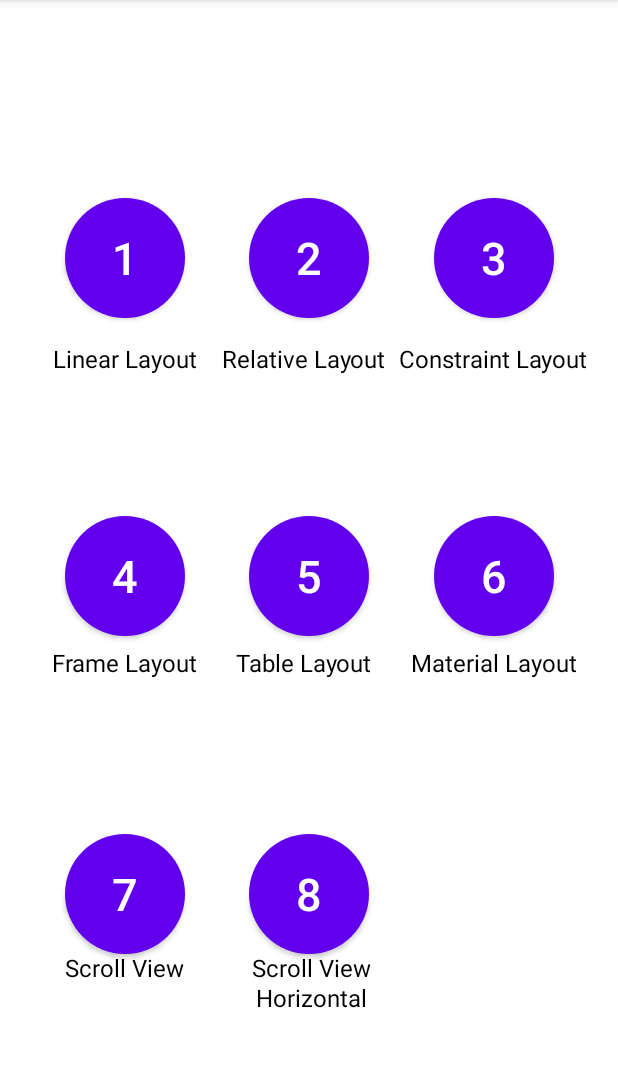
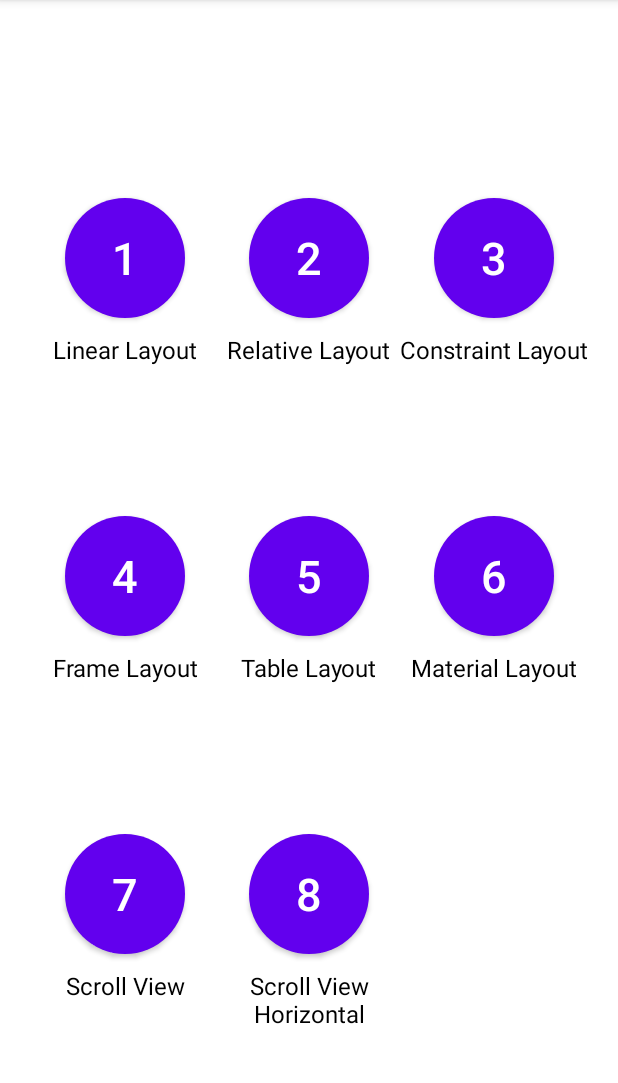
Before and after one commit to arfphp/Akbar-Ramadhani-Firdaus_E41210766_B_Mobile, an Android app: the screen it shows after launch (MainActivity), on a phone screen of 412 x 824 dp, the part 84-1167 px from its top. Run offline under Robolectric (Android 15) with nearby library versions, the phone set to English and light mode, and no system bars.

Commit message:
Fixed Bug

```diff
--- a/Minggu_2/app/src/main/java/com/example/belajarlayouting/MainActivity.java
+++ b/Minggu_2/app/src/main/java/com/example/belajarlayouting/MainActivity.java
@@ -46,4 +46,5 @@ public class MainActivity extends AppCompatActivity {
         Intent intent = new Intent(MainActivity.this, HorizontalScrollViewLayout.class);
         startActivity(intent);
     }
+
 }
--- a/Minggu_2/app/src/main/res/layout/activity_main.xml
+++ b/Minggu_2/app/src/main/res/layout/activity_main.xml
@@ -5,8 +5,7 @@
     android:layout_width="match_parent"
     android:layout_height="match_parent"
     tools:context=".MainActivity"
-    android:background="#FFFFFF"
-    android:backgroundTint="@color/white">
+    android:background="#FFFFFF">
     <androidx.constraintlayout.widget.ConstraintLayout
         android:layout_width="match_parent"
         android:layout_height="match_parent">
@@ -106,126 +105,124 @@
             android:text="7"
             android:textSize="30dp"
             android:onClick="ScrollV"></Button>
+
         <TextView
             android:id="@+id/LinearLayout"
             android:layout_width="wrap_content"
             android:layout_height="wrap_content"
             android:text="Linear Layout"
+            android:textColor="#000000"
+            android:textSize="16dp"
+            app:layout_constraintEnd_toEndOf="@+id/btn1"
+            app:layout_constraintStart_toStartOf="@+id/btn1"
+            app:layout_constraintTop_toBottomOf="@+id/btn1"
             tools:ignore="MissingConstraints"
-            app:layout_constraintBottom_toBottomOf="parent"
-            app:layout_constraintEnd_toStartOf="@id/btn5"
-            app:layout_constraintStart_toStartOf="parent"
-            app:layout_constraintTop_toTopOf="parent"
-            android:layout_marginBottom="290dp"
-            android:textSize="16dp"
-            android:textColor="#000000"/>
+            android:layout_marginTop="10dp"/>
+
         <TextView
             android:id="@+id/RelativeLayout"
             android:layout_width="wrap_content"
             android:layout_height="wrap_content"
             android:text="Relative Layout"
+            android:textColor="#000000"
+            android:textSize="16dp"
+            app:layout_constraintEnd_toEndOf="@+id/btn2"
+            app:layout_constraintStart_toStartOf="@+id/btn2"
+            app:layout_constraintTop_toBottomOf="@+id/btn2"
             tools:ignore="MissingConstraints"
-            app:layout_constraintBottom_toBottomOf="parent"
-            app:layout_constraintEnd_toEndOf="parent"
-            app:layout_constraintStart_toEndOf="@id/btn4"
-            app:layout_constraintTop_toTopOf="parent"
-            android:layout_marginBottom="290dp"
-            android:layout_marginRight="130dp"
-            android:textSize="16dp"
-            android:textColor="#000000"/>
+            android:layout_marginTop="10dp"/>
+
         <TextView
             android:id="@+id/ConstraintLayout"
             android:layout_width="wrap_content"
             android:layout_height="wrap_content"
             android:text="Constraint Layout"
+            android:textColor="#000000"
+            android:textSize="16dp"
+            app:layout_constraintEnd_toEndOf="@+id/btn3"
+            app:layout_constraintStart_toStartOf="@+id/btn3"
+            app:layout_constraintTop_toBottomOf="@+id/btn3"
             tools:ignore="MissingConstraints"
-            app:layout_constraintBottom_toBottomOf="parent"
-            app:layout_constraintEnd_toEndOf="parent"
-            app:layout_constraintStart_toEndOf="@id/btn5"
-            app:layout_constraintTop_toTopOf="parent"
-            android:layout_marginBottom="290dp"
-            android:textSize="16dp"
-            android:textColor="#000000"/>
+            android:layout_marginTop="10dp"/>
+
         <TextView
             android:id="@+id/FrameLayout"
             android:layout_width="wrap_content"
             android:layout_height="wrap_content"
+            android:layout_marginTop="10dp"
             android:text="Frame Layout"
-            tools:ignore="MissingConstraints"
-            app:layout_constraintBottom_toBottomOf="parent"
-            app:layout_constraintEnd_toStartOf="@id/btn8"
-            app:layout_constraintStart_toStartOf="parent"
-            app:layout_constraintTop_toTopOf="parent"
-            android:layout_marginTop="115dp"
+            android:textColor="#000000"
             android:textSize="16dp"
-            android:textColor="#000000"/>
+            app:layout_constraintEnd_toEndOf="@+id/btn4"
+            app:layout_constraintStart_toStartOf="@+id/btn4"
+            app:layout_constraintTop_toBottomOf="@+id/btn4"
+            tools:ignore="MissingConstraints" />
+
         <TextView
             android:id="@+id/TableLayout"
             android:layout_width="wrap_content"
             android:layout_height="wrap_content"
+            android:layout_marginTop="10dp"
             android:text="Table Layout"
-            tools:ignore="MissingConstraints"
-            app:layout_constraintBottom_toBottomOf="parent"
-            app:layout_constraintEnd_toEndOf="parent"
-            app:layout_constraintStart_toEndOf="@id/btn7"
-            app:layout_constraintTop_toTopOf="parent"
-            android:layout_marginTop="115dp"
-            android:layout_marginRight="130dp"
+            android:textColor="#000000"
             android:textSize="16dp"
-            android:textColor="#000000"/>
+            app:layout_constraintEnd_toEndOf="@+id/btn5"
+            app:layout_constraintStart_toStartOf="@+id/btn5"
+            app:layout_constraintTop_toBottomOf="@+id/btn5"
+            tools:ignore="MissingConstraints" />
+
         <TextView
             android:id="@+id/MaterialLayout"
             android:layout_width="wrap_content"
             android:layout_height="wrap_content"
+            android:layout_marginTop="10dp"
             android:text="Material Layout"
-            tools:ignore="MissingConstraints"
-            app:layout_constraintBottom_toBottomOf="parent"
-            app:layout_constraintEnd_toEndOf="parent"
-            app:layout_constraintStart_toEndOf="@id/btn8"
-            app:layout_constraintTop_toTopOf="parent"
-            android:layout_marginTop="115dp"
+            android:textColor="#000000"
             android:textSize="16dp"
-            android:textColor="#000000"/>
+            app:layout_constraintEnd_toEndOf="@+id/btn6"
+            app:layout_constraintStart_toStartOf="@+id/btn6"
+            app:layout_constraintTop_toBottomOf="@+id/btn6"
+            tools:ignore="MissingConstraints" />
+
         <TextView
             android:id="@+id/ScrollViewLayout"
             android:layout_width="wrap_content"
             android:layout_height="wrap_content"
+            android:layout_marginTop="10dp"
             android:text="Scroll View"
-            tools:ignore="MissingConstraints"
-            app:layout_constraintBottom_toBottomOf="parent"
-            app:layout_constraintEnd_toStartOf="@id/btn8"
-            app:layout_constraintStart_toStartOf="parent"
-            app:layout_constraintTop_toTopOf="parent"
-            android:layout_marginTop="522dp"
+            android:textColor="#000000"
             android:textSize="16dp"
-            android:textColor="#000000"/>
+            app:layout_constraintEnd_toEndOf="@+id/btn7"
+            app:layout_constraintStart_toStartOf="@+id/btn7"
+            app:layout_constraintTop_toBottomOf="@+id/btn7"
+            tools:ignore="MissingConstraints" />
+
         <TextView
             android:id="@+id/ScrollViewHorizontalLayout"
-            android:layout_width="wrap_content"
+            android:layout_width="100dp"
             android:layout_height="wrap_content"
-            android:text="Scroll View"
+            android:text="Scroll View Horizontal"
+            android:textColor="#000000"
+            android:textSize="16dp"
+            android:layout_marginTop="10dp"
+            app:layout_constraintEnd_toEndOf="@+id/btn8"
+            app:layout_constraintStart_toStartOf="@+id/btn8"
+            app:layout_constraintTop_toBottomOf="@+id/btn8"
             tools:ignore="MissingConstraints"
-            app:layout_constraintBottom_toBottomOf="parent"
-            app:layout_constraintEnd_toEndOf="parent"
-            app:layout_constraintStart_toEndOf="@id/btn7"
-            app:layout_constraintTop_toTopOf="parent"
-            android:layout_marginTop="522dp"
-            android:layout_marginRight="120dp"
-            android:textSize="16dp"
-            android:textColor="#000000"/>
-        <TextView
-            android:id="@+id/ScrollViewHorizontalLayout2"
-            android:layout_width="wrap_content"
-            android:layout_height="wrap_content"
-            android:text="Horizontal"
-            tools:ignore="MissingConstraints"
-            app:layout_constraintBottom_toBottomOf="parent"
-            app:layout_constraintEnd_toEndOf="parent"
-            app:layout_constraintStart_toEndOf="@id/btn7"
-            app:layout_constraintTop_toTopOf="parent"
-            android:layout_marginTop="562dp"
-            android:layout_marginRight="120dp"
-            android:textSize="16dp"
-            android:textColor="#000000"/>
+            android:gravity="center"/>
+<!--        <TextView-->
+<!--            android:id="@+id/ScrollViewHorizontalLayout2"-->
+<!--            android:layout_width="wrap_content"-->
+<!--            android:layout_height="wrap_content"-->
+<!--            android:text="Horizontal"-->
+<!--            tools:ignore="MissingConstraints"-->
+<!--            app:layout_constraintBottom_toBottomOf="parent"-->
+<!--            app:layout_constraintEnd_toEndOf="parent"-->
+<!--            app:layout_constraintStart_toEndOf="@id/btn7"-->
+<!--            app:layout_constraintTop_toTopOf="parent"-->
+<!--            android:layout_marginTop="562dp"-->
+<!--            android:layout_marginRight="120dp"-->
+<!--            android:textSize="16dp"-->
+<!--            android:textColor="#000000"/>-->
     </androidx.constraintlayout.widget.ConstraintLayout>
 </androidx.constraintlayout.widget.ConstraintLayout>
```
